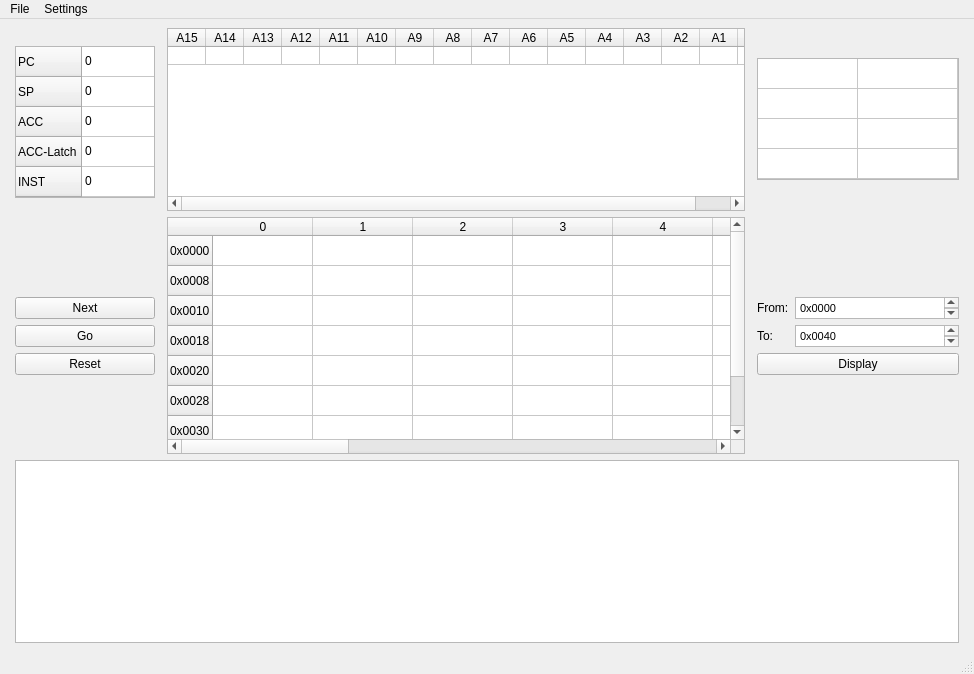
Above: Code/ui/Intel8080_MainWindow.ui from NicoSchrodt/8-Bit-Simulator before the change. Below: the same form after it.
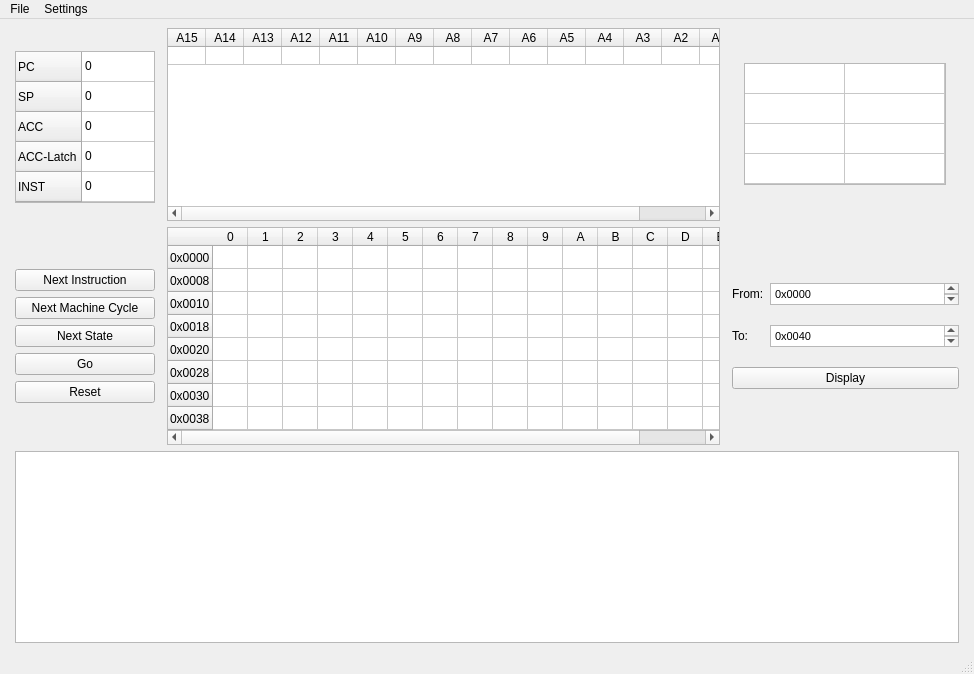
That is the form after the change.

Commit message: Enabled option to perform cycles and states. Made memory table usable

```diff
--- a/Code/ui/Intel8080_MainWindow.ui
+++ b/Code/ui/Intel8080_MainWindow.ui
@@ -133,7 +133,21 @@
       <item>
        <widget class="QPushButton" name="next_button">
         <property name="text">
-         <string>Next</string>
+         <string>Next Instruction</string>
+        </property>
+       </widget>
+      </item>
+      <item>
+       <widget class="QPushButton" name="next_mc_button">
+        <property name="text">
+         <string>Next Machine Cycle</string>
+        </property>
+       </widget>
+      </item>
+      <item>
+       <widget class="QPushButton" name="next_state_button">
+        <property name="text">
+         <string>Next State</string>
         </property>
        </widget>
       </item>
@@ -263,6 +277,12 @@
       <attribute name="horizontalHeaderMinimumSectionSize">
        <number>35</number>
       </attribute>
+      <attribute name="horizontalHeaderDefaultSectionSize">
+       <number>35</number>
+      </attribute>
+      <attribute name="verticalHeaderDefaultSectionSize">
+       <number>23</number>
+      </attribute>
       <row>
        <property name="text">
         <string>0x0000</string>
```
The commit also changes 2 other files.
